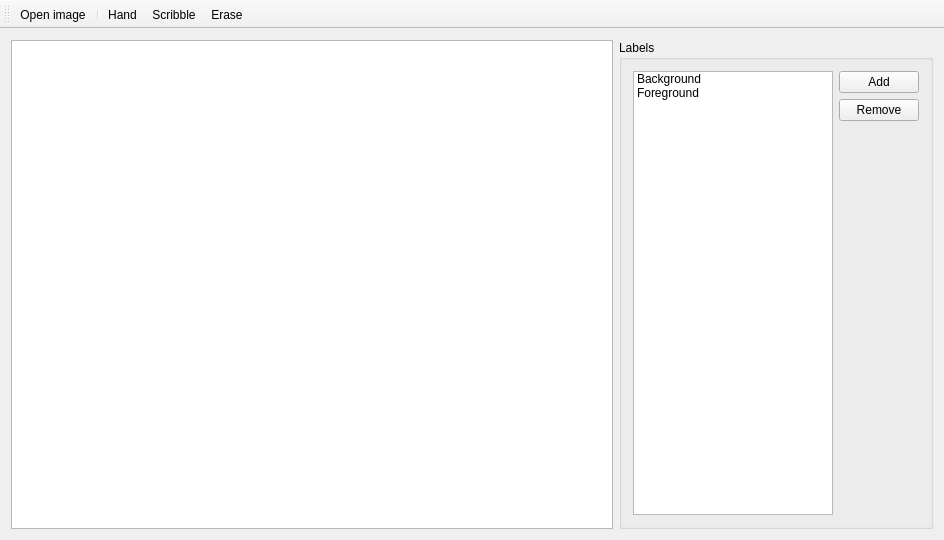
Qt form mainwindow.ui (alexshtf/MachineLearningCourseProject) before a commit.
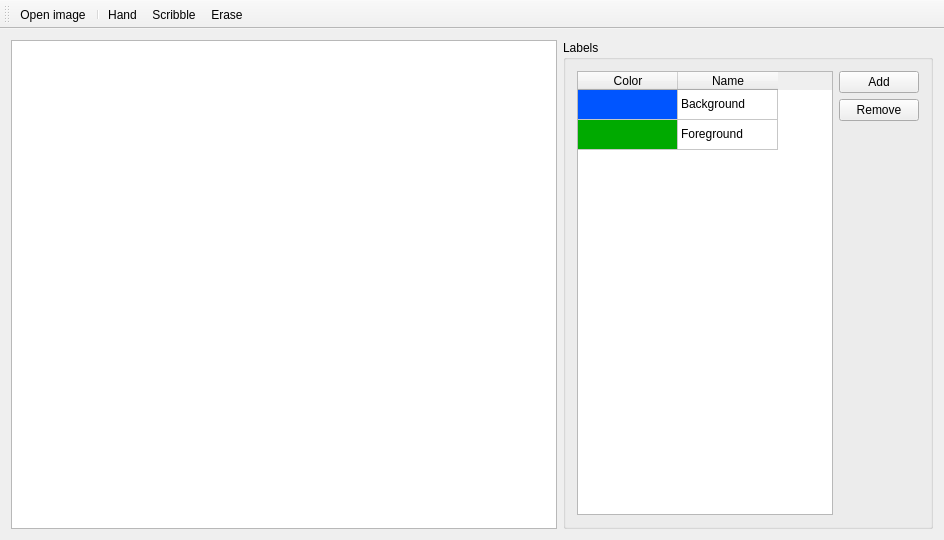
The same form after that commit.

Commit message: Modified labels to be a table with names and colors

What changed in the file:
```diff
--- a/mainwindow.ui
+++ b/mainwindow.ui
@@ -38,33 +38,102 @@
       </property>
       <layout class="QHBoxLayout" name="horizontalLayout_3">
        <item>
-        <layout class="QHBoxLayout" name="horizontalLayout">
-         <item>
-          <widget class="QListWidget" name="listWidget">
+        <widget class="QTableWidget" name="labelsTableWidget">
            <property name="sizePolicy">
             <sizepolicy hsizetype="Preferred" vsizetype="Expanding">
              <horstretch>0</horstretch>
              <verstretch>0</verstretch>
             </sizepolicy>
            </property>
-           <property name="maximumSize">
-            <size>
-             <width>200</width>
-             <height>16777215</height>
-            </size>
-           </property>
-           <item>
+         <property name="selectionMode">
+          <enum>QAbstractItemView::SingleSelection</enum>
+         </property>
+         <property name="selectionBehavior">
+          <enum>QAbstractItemView::SelectRows</enum>
+         </property>
+         <property name="gridStyle">
+          <enum>Qt::SolidLine</enum>
+         </property>
+         <attribute name="horizontalHeaderVisible">
+          <bool>true</bool>
+         </attribute>
+         <attribute name="verticalHeaderVisible">
+          <bool>false</bool>
+         </attribute>
+         <row>
             <property name="text">
+           <string>Foreground</string>
+          </property>
+         </row>
+         <row>
+          <property name="text">
              <string>Background</string>
             </property>
-           </item>
-           <item>
+         </row>
+         <column>
+          <property name="text">
+           <string>Color</string>
+          </property>
+         </column>
+         <column>
+          <property name="text">
+           <string>Name</string>
+          </property>
+         </column>
+         <item row="0" column="0">
+          <property name="text">
+           <string/>
+          </property>
+          <property name="background">
+           <brush brushstyle="SolidPattern">
+            <color alpha="255">
+             <red>0</red>
+             <green>85</green>
+             <blue>255</blue>
+            </color>
+           </brush>
+          </property>
+          <property name="flags">
+           <set>ItemIsEnabled</set>
+          </property>
+         </item>
+         <item row="0" column="1">
             <property name="text">
+           <string>Background</string>
+          </property>
+          <property name="flags">
+           <set>ItemIsSelectable|ItemIsEditable|ItemIsEnabled</set>
+          </property>
+         </item>
+         <item row="1" column="0">
+          <property name="text">
+           <string/>
+          </property>
+          <property name="background">
+           <brush brushstyle="SolidPattern">
+            <color alpha="255">
+             <red>0</red>
+             <green>170</green>
+             <blue>0</blue>
+            </color>
+           </brush>
+          </property>
+          <property name="flags">
+           <set>ItemIsEnabled</set>
+          </property>
+         </item>
+         <item row="1" column="1">
+          <property name="text">
              <string>Foreground</string>
             </property>
+          <property name="flags">
+           <set>ItemIsSelectable|ItemIsEditable|ItemIsEnabled</set>
+          </property>
            </item>
           </widget>
          </item>
+       <item>
+        <layout class="QHBoxLayout" name="horizontalLayout">
          <item>
           <layout class="QVBoxLayout" name="verticalLayout">
            <item>
```
Lines whose indentation alone changed are shown as unchanged.
